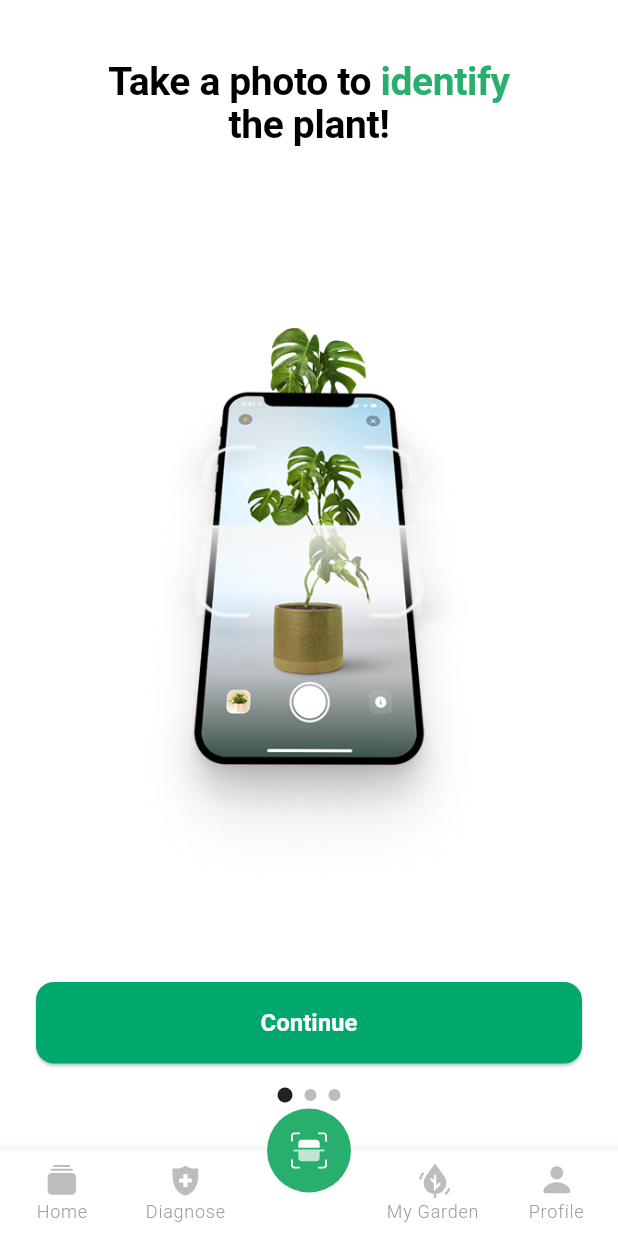
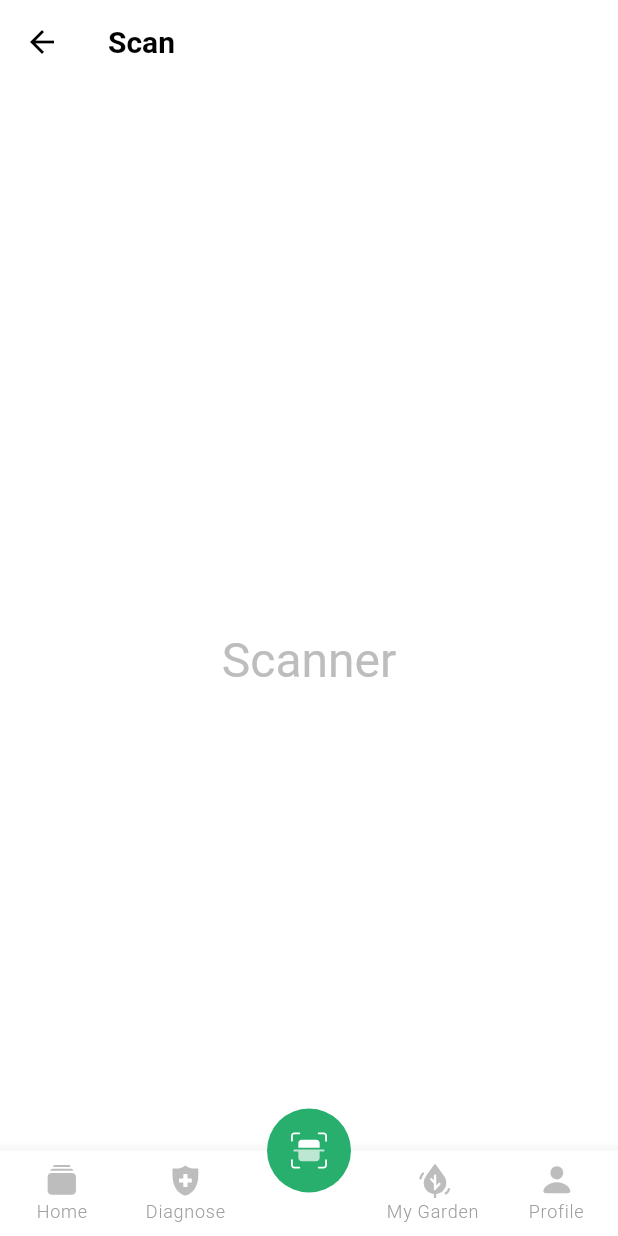
Before and after one commit to selenbbilgic/PlantApp, a Flutter app: the BottomNavBarView screen opened by its route, item 3 of the bottom bar chosen, on a phone screen of 412 x 824 dp. Run offline on Flutter 3.47's test engine with Material 3 defaults, Android fonts, the phone set to English and light mode, and no system bars; our stand-ins replace auto_route, flutter_bloc, flutter_svg, shared_preferences; accounts and stored records are empty; network calls fail.

Commit message:
sample pages are added

```diff
--- a/plant_app/lib/presentation/bottombar/bottom_nav_bar_view.dart
+++ b/plant_app/lib/presentation/bottombar/bottom_nav_bar_view.dart
@@ -3,9 +3,13 @@ import 'package:flutter/material.dart';
 import 'package:flutter/widgets.dart';
 import 'package:flutter_svg/svg.dart';
 import 'package:plant_app/core/constants/icons.dart';
+import 'package:plant_app/presentation/diagnose/diagnose_view.dart';
+import 'package:plant_app/presentation/garden/garden_view.dart';
 import 'package:plant_app/presentation/home/home_view.dart';
 import 'package:plant_app/presentation/onboarding/onboarding_page_1.dart';
 import 'package:plant_app/presentation/onboarding/onboarding_page_2.dart';
+import 'package:plant_app/presentation/profile/profile_view.dart';
+import 'package:plant_app/presentation/scanner/scan_view.dart';
 
 @RoutePage()
 class BottomNavBarView extends StatefulWidget {
@@ -19,10 +23,10 @@ class BottomNavBarViewState extends State<BottomNavBarView> {
 
   final List<Widget> _screens = [
     HomeView(),
-    OnboardingPage1(),
-    OnboardingPage1(),
-    OnboardingPage1(),
-    OnboardingPage1(),
+    DiagnoseView(),
+    ScanView(),
+    GardenView(),
+    ProfileView(),
   ];
 
   void _onItemTapped(int index) {
--- /dev/null
+++ b/plant_app/lib/presentation/scanner/scan_view.dart
@@ -0,0 +1,20 @@
+import 'package:flutter/material.dart';
+
+class ScanView extends StatelessWidget {
+  const ScanView({super.key});
+
+  @override
+  Widget build(BuildContext context) {
+    return Scaffold(
+      appBar: AppBar(title: const Text('Scan')),
+      body: Center(
+        child: Text(
+          'Scanner',
+          style: Theme.of(context).textTheme.headlineLarge?.copyWith(
+            color: Theme.of(context).colorScheme.secondary,
+          ),
+        ),
+      ),
+    );
+  }
+}
```
Also changed, not shown: plant_app/lib/presentation/diagnose/diagnose_view.dart (added, +20 -0 lines), plant_app/lib/presentation/garden/garden_view.dart (added, +20 -0 lines), plant_app/lib/presentation/profile/profile_view.dart (added, +20 -0 lines).
